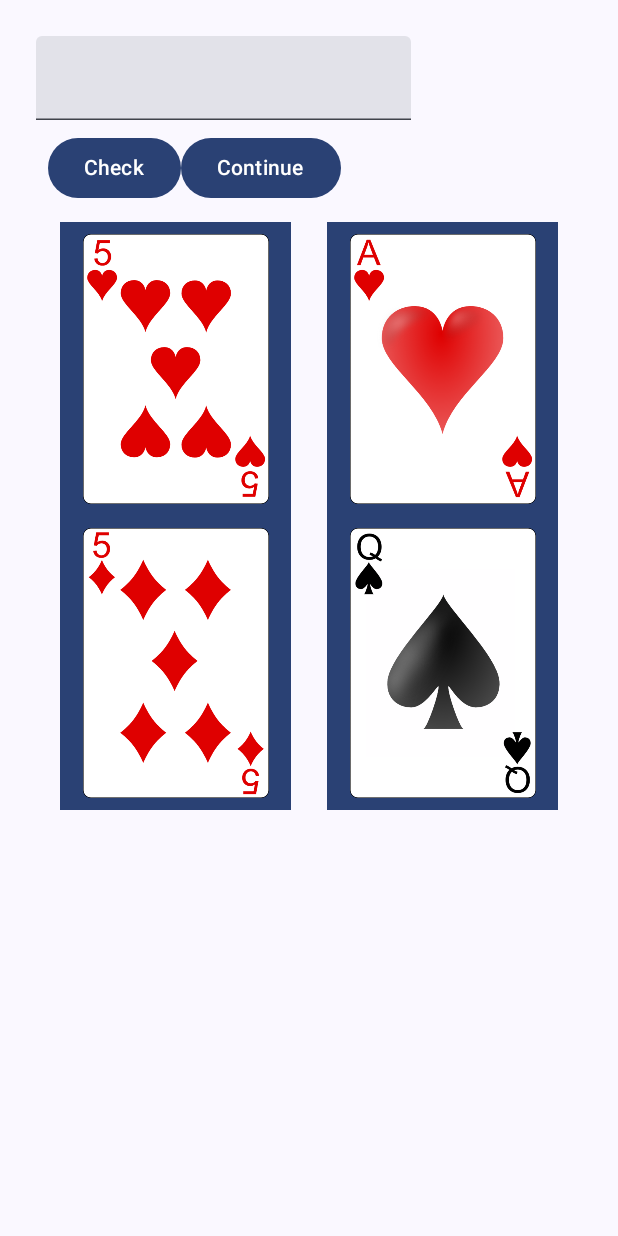
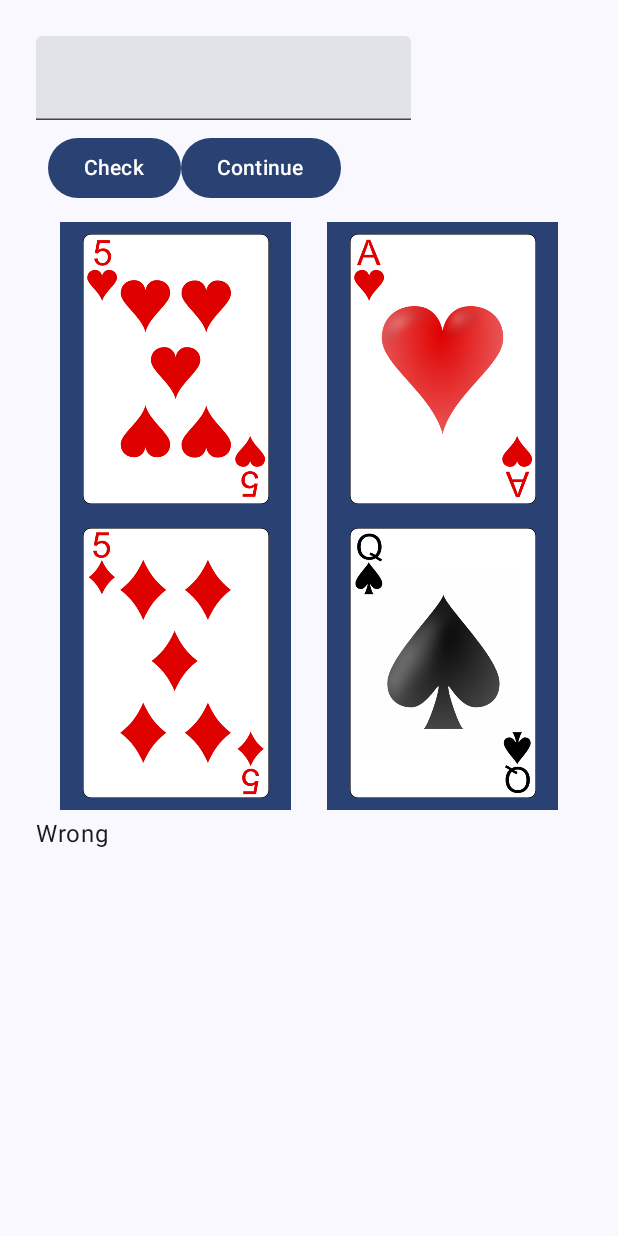
Before and after one commit to liming-zhao/androidapp, an Android app built with Jetpack Compose: the screen it shows after launch (MainActivity), after a tap on "Check", on a phone screen of 412 x 824 dp. Run offline under Robolectric (Android 15) with nearby library versions, the phone set to English and light mode, and no system bars.

Commit message:
move text box of result below the cards

```diff
--- a/app/src/main/java/com/example/fungame/MainActivity.kt
+++ b/app/src/main/java/com/example/fungame/MainActivity.kt
@@ -147,6 +147,7 @@ fun MyApp(modifier: Modifier = Modifier){
     var mappingFun: (Int) -> String = {num -> intToString(num) }
     var shouldShowOnboarding by remember {mutableStateOf(true)}
     var text by remember { mutableStateOf("") }
+    var output by remember { mutableStateOf("") }
     var result by remember { mutableStateOf(false) }
     val newItems = generateRandomCardVal(4)//generateRandomIntegers(4).map(mappingFun)
 
@@ -165,24 +166,35 @@ fun MyApp(modifier: Modifier = Modifier){
                    })
 
                     */
-
+              /*
                   if(result) {
                       Text(
                           text = "correct ",
                       )
-                  }
+                  }*/
 
                   Greetings(
                       names=mylist,
                       text=text,
+                      output=output,
                       onTextChange = { text = it},
                       onClick = {
                           result = ( (24.0 == evaluateMathExpression(text)) )
+                          if(result)
+                          {
+                              output = "Correct"
+                          }
+                          else
+                          {
+                              output = "Wrong"
+                          }
                       },
                       onClickContinue = {
                           val newItems = generateRandomCardVal(4)//generateRandomIntegers(4).map(mappingFun)
                           mylist.clear()
                           mylist.addAll(newItems)
+                          output = "Please share your caculation"
+
                       }
                       )
           }
@@ -194,6 +206,7 @@ private fun Greetings(
     modifier: Modifier = Modifier,
     names: List<CardVal> = listOf(CardVal("2","clubs")),
     text:String,
+    output:String,
     onTextChange:(String)->Unit,
     onClick: ()->Unit,
     onClickContinue: ()->Unit
@@ -229,8 +242,13 @@ private fun Greetings(
         }
     }
 
+    Text(
+        text = output
 
-    /*Column(modifier = modifier.padding(vertical = 4.dp, horizontal = 25.dp)) {
+    )
+
+
+    /*Column(modifier = modifier.padding(vertical = 4.dp, horizontal = 2federation services5.dp)) {
         for (name in names) {
             Card(name = name)
         }
```
